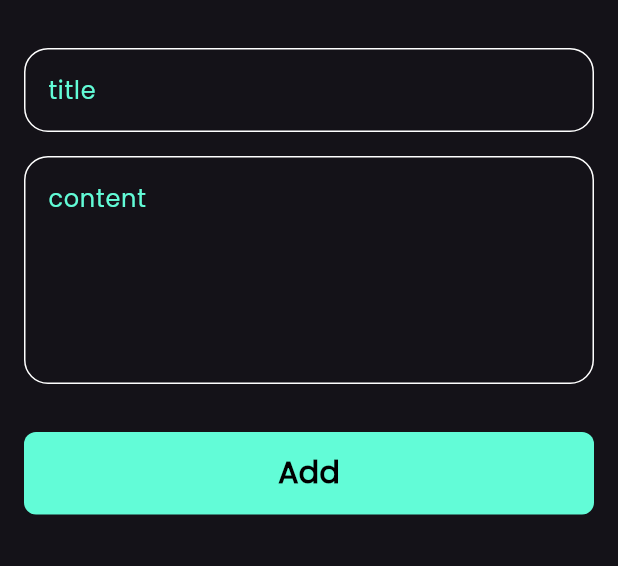
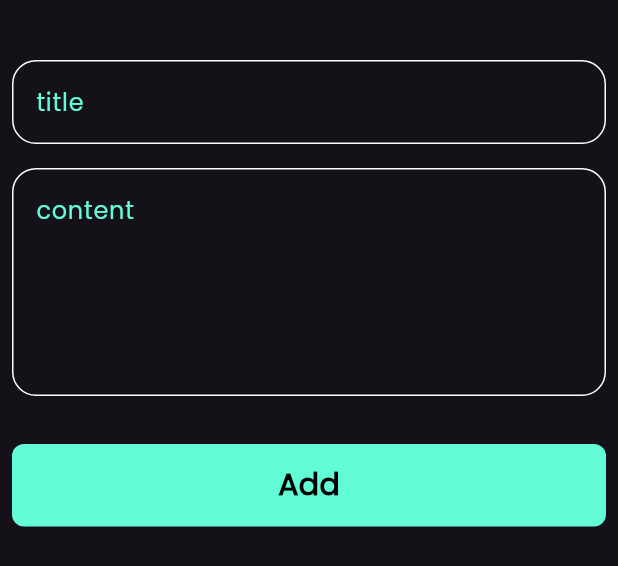
Before and after one commit to abdulrahmanibrahimdawood/Note_app, a Flutter app: the AddNoteButtomSheet widget shown alone on an empty page, opened directly, on a phone screen of 412 x 824 dp. Shown: the top 566 px of the screen. Run offline on Flutter 3.47's test engine with Material 3 defaults, Android fonts, the phone set to English and light mode, and no system bars; drawn by our look-alikes of modal_progress_hud_nsn; our stand-ins replace bloc, flutter_bloc, font_awesome_flutter, hive, hive_flutter; accounts and stored records are empty.

Commit message:
change at load button sheet

```diff
--- a/lib/widgets/add_note_buttom_sheet.dart
+++ b/lib/widgets/add_note_buttom_sheet.dart
@@ -1,6 +1,5 @@
 import 'package:flutter/material.dart';
 import 'package:flutter_bloc/flutter_bloc.dart';
-import 'package:modal_progress_hud_nsn/modal_progress_hud_nsn.dart';
 import 'package:note/cubits/add_note_cubit/add_note_cubit.dart';
 import 'package:note/widgets/add_note_form.dart';
 
@@ -18,8 +17,6 @@ class _AddNoteButtomSheetState extends State<AddNoteButtomSheet> {
   Widget build(BuildContext context) {
     return BlocProvider(
       create: (context) => AddNoteCubit(),
-      child: Padding(
-        padding: const EdgeInsets.symmetric(horizontal: 16),
       child: BlocConsumer<AddNoteCubit, AddNoteState>(
         listener: (context, state) {
           if (state is AddNoteFailure) {
@@ -30,12 +27,14 @@ class _AddNoteButtomSheetState extends State<AddNoteButtomSheet> {
           }
         },
         builder: (context, state) {
-            return ModalProgressHUD(
-              inAsyncCall: state is AddNotLoading ? true : false,
-              child: const SingleChildScrollView(child: AddNoteForm()),
+          return AbsorbPointer(
+            absorbing: state is AddNotLoading ? true : false,
+            child: const Padding(
+              padding: EdgeInsets.all(8.0),
+              child: SingleChildScrollView(child: AddNoteForm()),
+            ),
           );
         },
-        ),
       ),
     );
   }
--- a/lib/widgets/add_note_form.dart
+++ b/lib/widgets/add_note_form.dart
@@ -47,7 +47,10 @@ class _AddNoteFormState extends State<AddNoteForm> {
           const SizedBox(
             height: 32,
           ),
-          CustomButtom(
+          BlocBuilder<AddNoteCubit, AddNoteState>(
+            builder: (context, state) {
+              return CustomButtom(
+                isloading: state is AddNotLoading ? true : false,
                 onTap: () {
                   if (formKey.currentState!.validate()) {
                     formKey.currentState!.save();
@@ -63,6 +66,8 @@ class _AddNoteFormState extends State<AddNoteForm> {
                     setState(() {});
                   }
                 },
+              );
+            },
           ),
           const SizedBox(
             height: 16,
--- a/lib/widgets/custom_buttom.dart
+++ b/lib/widgets/custom_buttom.dart
@@ -2,8 +2,9 @@ import 'package:flutter/material.dart';
 import 'package:note/constants.dart';
 
 class CustomButtom extends StatelessWidget {
-  const CustomButtom({super.key, this.onTap});
+  const CustomButtom({super.key, this.onTap, this.isloading = false});
   final void Function()? onTap;
+  final bool isloading;
   @override
   Widget build(BuildContext context) {
     return GestureDetector(
@@ -15,12 +16,18 @@ class CustomButtom extends StatelessWidget {
           borderRadius: BorderRadius.circular(8),
           color: kPrimaryColor,
         ),
-        child: const Center(
-          child: Text(
-            'Add',
-            style: TextStyle(
-                fontSize: 20, color: Colors.black, fontWeight: FontWeight.bold),
-          ),
+        child: Center(
+          child: isloading
+              ? const CircularProgressIndicator(
+                  color: Colors.black,
+                )
+              : const Text(
+                  'Add',
+                  style: TextStyle(
+                      fontSize: 20,
+                      color: Colors.black,
+                      fontWeight: FontWeight.bold),
+                ),
         ),
       ),
     );
```
Lines whose indentation alone changed are shown as unchanged.
